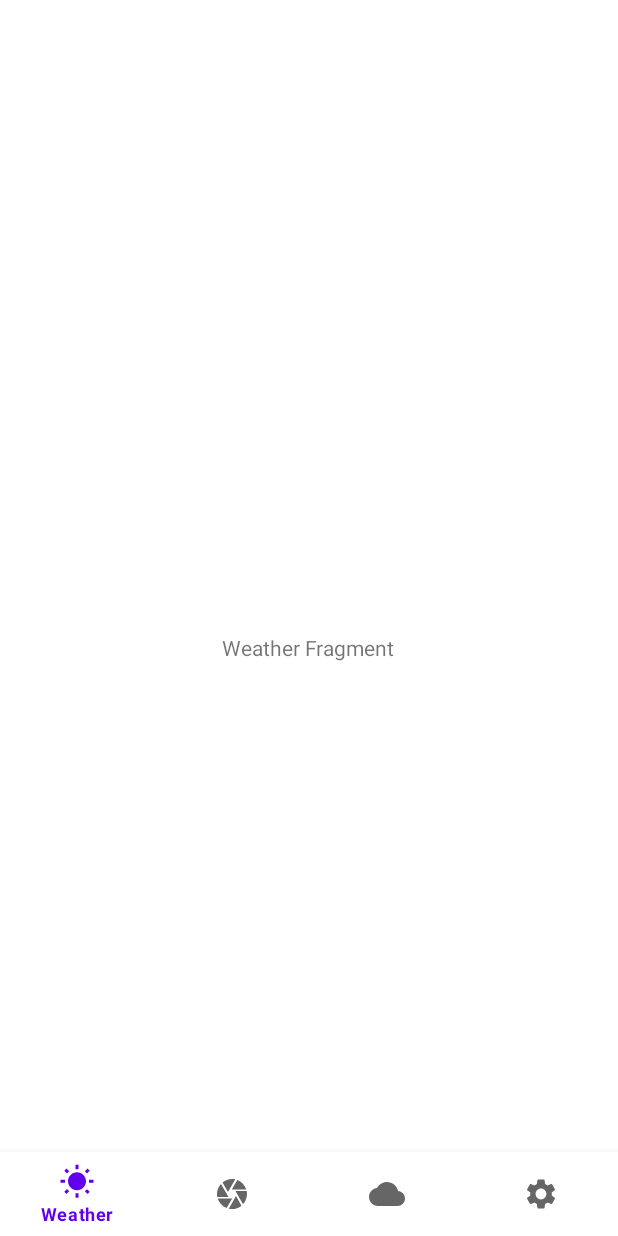
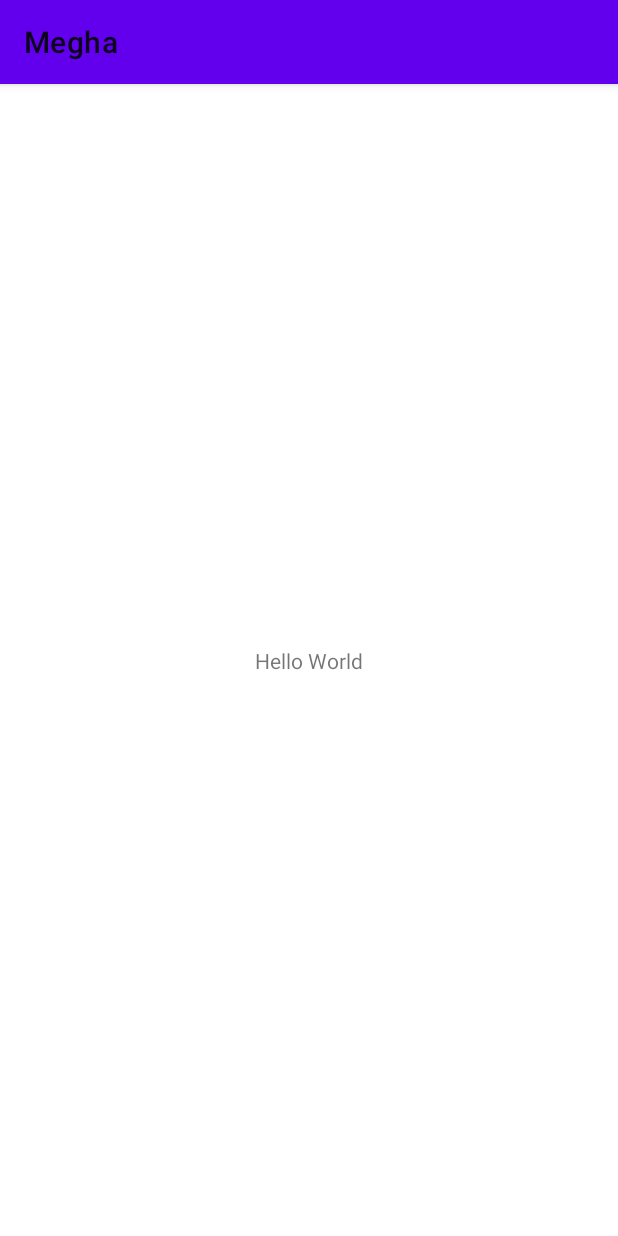
Before and after one commit to MeghaApps/Android-App, an Android app: the screen it shows after launch (MainActivity), on a phone screen of 412 x 824 dp. Run offline under Robolectric (Android 15) with nearby library versions, the phone set to English and light mode, and no system bars; our stand-ins replace navigation-ui.

Commit message:
Removed all unwanted files and added the essential ones

```diff
--- a/app/src/main/java/com/example/megha/MainActivity.kt
+++ b/app/src/main/java/com/example/megha/MainActivity.kt
@@ -14,10 +14,5 @@ class MainActivity : AppCompatActivity() {
 
         installSplashScreen()
         setContentView(R.layout.activity_main)
-
-        val bottomNavigationView = findViewById<BottomNavigationView>(R.id.bottom_nav_bar)
-        val navController = findNavController(R.id.fragment)
-
-        bottomNavigationView.setupWithNavController(navController)
     }
 }
--- a/app/src/main/java/com/example/megha/Weather.kt
+++ /dev/null
@@ -1,19 +0,0 @@
-package com.example.megha
-
-import android.os.Bundle
-import androidx.fragment.app.Fragment
-import android.view.LayoutInflater
-import android.view.View
-import android.view.ViewGroup
-
-class Weather : Fragment() {
-
-    override fun onCreateView(
-        inflater: LayoutInflater, container: ViewGroup?,
-        savedInstanceState: Bundle?
-    ): View? {
-        // Inflate the layout for this fragment
-        return inflater.inflate(R.layout.fragment_weather, container, false)
-    }
-
-}
--- a/app/src/main/res/drawable/ic_baseline_camera_24.xml
+++ /dev/null
@@ -1,10 +0,0 @@
-<vector xmlns:android="http://schemas.android.com/apk/res/android"
-    android:width="24dp"
-    android:height="24dp"
-    android:viewportWidth="24"
-    android:viewportHeight="24"
-    android:tint="?attr/colorControlNormal">
-  <path
-      android:fillColor="@android:color/white"
-      android:pathData="M9.4,10.5l4.77,-8.26C13.47,2.09 12.75,2 12,2c-2.4,0 -4.6,0.85 -6.32,2.25l3.66,6.35 0.06,-0.1zM21.54,9c-0.92,-2.92 -3.15,-5.26 -6,-6.34L11.88,9h9.66zM21.8,10h-7.49l0.29,0.5 4.76,8.25C21,16.97 22,14.61 22,12c0,-0.69 -0.07,-1.35 -0.2,-2zM8.54,12l-3.9,-6.75C3.01,7.03 2,9.39 2,12c0,0.69 0.07,1.35 0.2,2h7.49l-1.15,-2zM2.46,15c0.92,2.92 3.15,5.26 6,6.34L12.12,15L2.46,15zM13.73,15l-3.9,6.76c0.7,0.15 1.42,0.24 2.17,0.24 2.4,0 4.6,-0.85 6.32,-2.25l-3.66,-6.35 -0.93,1.6z"/>
-</vector>
--- a/app/src/main/res/drawable/ic_baseline_cloud_24.xml
+++ /dev/null
@@ -1,10 +0,0 @@
-<vector xmlns:android="http://schemas.android.com/apk/res/android"
-    android:width="24dp"
-    android:height="24dp"
-    android:viewportWidth="24"
-    android:viewportHeight="24"
-    android:tint="?attr/colorControlNormal">
-  <path
-      android:fillColor="@android:color/white"
-      android:pathData="M19.35,10.04C18.67,6.59 15.64,4 12,4 9.11,4 6.6,5.64 5.35,8.04 2.34,8.36 0,10.91 0,14c0,3.31 2.69,6 6,6h13c2.76,0 5,-2.24 5,-5 0,-2.64 -2.05,-4.78 -4.65,-4.96z"/>
-</vector>
--- a/app/src/main/res/drawable/ic_baseline_settings_24.xml
+++ /dev/null
@@ -1,10 +0,0 @@
-<vector xmlns:android="http://schemas.android.com/apk/res/android"
-    android:width="24dp"
-    android:height="24dp"
-    android:viewportWidth="24"
-    android:viewportHeight="24"
-    android:tint="?attr/colorControlNormal">
-  <path
-      android:fillColor="@android:color/white"
-      android:pathData="M19.14,12.94c0.04,-0.3 0.06,-0.61 0.06,-0.94c0,-0.32 -0.02,-0.64 -0.07,-0.94l2.03,-1.58c0.18,-0.14 0.23,-0.41 0.12,-0.61l-1.92,-3.32c-0.12,-0.22 -0.37,-0.29 -0.59,-0.22l-2.39,0.96c-0.5,-0.38 -1.03,-0.7 -1.62,-0.94L14.4,2.81c-0.04,-0.24 -0.24,-0.41 -0.48,-0.41h-3.84c-0.24,0 -0.43,0.17 -0.47,0.41L9.25,5.35C8.66,5.59 8.12,5.92 7.63,6.29L5.24,5.33c-0.22,-0.08 -0.47,0 -0.59,0.22L2.74,8.87C2.62,9.08 2.66,9.34 2.86,9.48l2.03,1.58C4.84,11.36 4.8,11.69 4.8,12s0.02,0.64 0.07,0.94l-2.03,1.58c-0.18,0.14 -0.23,0.41 -0.12,0.61l1.92,3.32c0.12,0.22 0.37,0.29 0.59,0.22l2.39,-0.96c0.5,0.38 1.03,0.7 1.62,0.94l0.36,2.54c0.05,0.24 0.24,0.41 0.48,0.41h3.84c0.24,0 0.44,-0.17 0.47,-0.41l0.36,-2.54c0.59,-0.24 1.13,-0.56 1.62,-0.94l2.39,0.96c0.22,0.08 0.47,0 0.59,-0.22l1.92,-3.32c0.12,-0.22 0.07,-0.47 -0.12,-0.61L19.14,12.94zM12,15.6c-1.98,0 -3.6,-1.62 -3.6,-3.6s1.62,-3.6 3.6,-3.6s3.6,1.62 3.6,3.6S13.98,15.6 12,15.6z"/>
-</vector>
--- a/app/src/main/res/drawable/weather_icon.xml
+++ /dev/null
@@ -1,10 +0,0 @@
-<vector xmlns:android="http://schemas.android.com/apk/res/android"
-    android:width="24dp"
-    android:height="24dp"
-    android:viewportWidth="24"
-    android:viewportHeight="24"
-    android:tint="?attr/colorControlNormal">
-  <path
-      android:fillColor="@android:color/white"
-      android:pathData="M6.76,4.84l-1.8,-1.79 -1.41,1.41 1.79,1.79 1.42,-1.41zM4,10.5L1,10.5v2h3v-2zM13,0.55h-2L11,3.5h2L13,0.55zM20.45,4.46l-1.41,-1.41 -1.79,1.79 1.41,1.41 1.79,-1.79zM17.24,18.16l1.79,1.8 1.41,-1.41 -1.8,-1.79 -1.4,1.4zM20,10.5v2h3v-2h-3zM12,5.5c-3.31,0 -6,2.69 -6,6s2.69,6 6,6 6,-2.69 6,-6 -2.69,-6 -6,-6zM11,22.45h2L13,19.5h-2v2.95zM3.55,18.54l1.41,1.41 1.79,-1.8 -1.41,-1.41 -1.79,1.8z"/>
-</vector>
--- a/app/src/main/res/layout/activity_main.xml
+++ b/app/src/main/res/layout/activity_main.xml
@@ -6,26 +6,13 @@
     android:layout_height="match_parent"
     tools:context=".MainActivity">
 
-    <com.google.android.material.bottomnavigation.BottomNavigationView
-        android:id="@+id/bottom_nav_bar"
-        android:layout_width="match_parent"
+    <TextView
+        android:layout_width="wrap_content"
         android:layout_height="wrap_content"
+        android:text="Hello World"
         app:layout_constraintBottom_toBottomOf="parent"
         app:layout_constraintEnd_toEndOf="parent"
         app:layout_constraintStart_toStartOf="parent"
-        app:menu="@menu/bottom_nav_bar_menu" />
-
-    <fragment
-        android:id="@+id/fragment"
-        android:name="androidx.navigation.fragment.NavHostFragment"
-        android:layout_width="409dp"
-        android:layout_height="673dp"
-        app:defaultNavHost="true"
-        app:layout_constraintBottom_toTopOf="@+id/bottom_nav_bar"
-        app:layout_constraintEnd_toEndOf="parent"
-        app:layout_constraintStart_toStartOf="parent"
-        app:layout_constraintTop_toTopOf="parent"
-        app:layout_constraintVertical_bias="1.0"
-        app:navGraph="@navigation/bottom_nav_resource" />
+        app:layout_constraintTop_toTopOf="parent" />
 
 </androidx.constraintlayout.widget.ConstraintLayout>
--- a/app/src/main/res/layout/fragment_weather.xml
+++ /dev/null
@@ -1,19 +0,0 @@
-<?xml version="1.0" encoding="utf-8"?>
-<androidx.constraintlayout.widget.ConstraintLayout xmlns:android="http://schemas.android.com/apk/res/android"
-    xmlns:app="http://schemas.android.com/apk/res-auto"
-    xmlns:tools="http://schemas.android.com/tools"
-    android:layout_width="match_parent"
-    android:layout_height="match_parent"
-    tools:context=".Weather">
-
-    <TextView
-        android:layout_width="wrap_content"
-        android:layout_height="wrap_content"
-        android:text="@string/weather_fragment"
-        app:layout_constraintBottom_toBottomOf="parent"
-        app:layout_constraintEnd_toEndOf="parent"
-        app:layout_constraintHorizontal_bias="0.498"
-        app:layout_constraintStart_toStartOf="parent"
-        app:layout_constraintTop_toTopOf="parent" />
-
-</androidx.constraintlayout.widget.ConstraintLayout>
--- a/app/src/main/res/menu/bottom_nav_bar_menu.xml
+++ /dev/null
@@ -1,21 +0,0 @@
-<?xml version="1.0" encoding="utf-8"?>
-<menu xmlns:app="http://schemas.android.com/apk/res-auto"
-    xmlns:android="http://schemas.android.com/apk/res/android">
-
-    <item
-        android:id="@id/weather"
-        android:icon="@drawable/weather_icon"
-        android:title="@string/weather" />
-    <item
-        android:id="@id/camera"
-        android:icon="@drawable/ic_baseline_camera_24"
-        android:title="@string/camera" />
-    <item
-        android:id="@id/clouds"
-        android:icon="@drawable/ic_baseline_cloud_24"
-        android:title="@string/clouds" />
-    <item
-        android:id="@id/settings"
-        android:icon="@drawable/ic_baseline_settings_24"
-        android:title="@string/settings" />
-</menu>
--- a/app/src/main/res/navigation/bottom_nav_resource.xml
+++ /dev/null
@@ -1,27 +0,0 @@
-<?xml version="1.0" encoding="utf-8"?>
-<navigation xmlns:android="http://schemas.android.com/apk/res/android"
-    xmlns:app="http://schemas.android.com/apk/res-auto"
-    xmlns:tools="http://schemas.android.com/tools"
-    android:id="@+id/bottom_nav_resource"
-    app:startDestination="@id/weather">
-    <fragment
-        android:id="@+id/weather"
-        android:name="com.example.megha.Weather"
-        android:label="fragment_weather"
-        tools:layout="@layout/fragment_weather" />
-    <fragment
-        android:id="@+id/camera"
-        android:name="com.example.megha.Camera"
-        android:label="fragment_camera"
-        tools:layout="@layout/fragment_camera" />
-    <fragment
-        android:id="@+id/clouds"
-        android:name="com.example.megha.Clouds"
-        android:label="fragment_clouds"
-        tools:layout="@layout/fragment_clouds" />
-    <fragment
-        android:id="@+id/settings"
-        android:name="com.example.megha.Settings"
-        android:label="fragment_settings"
-        tools:layout="@layout/fragment_settings" />
-</navigation>
--- a/app/src/main/res/values-night/themes.xml
+++ b/app/src/main/res/values-night/themes.xml
@@ -8,7 +8,7 @@
         <item name="postSplashScreenTheme">@style/Theme.Megha</item>
     </style>
 
-    <style name="Theme.Megha" parent="Theme.MaterialComponents.Light.NoActionBar">
+    <style name="Theme.Megha" parent="Theme.MaterialComponents.Light">
         <!-- Primary brand color. -->
         <item name="colorPrimary">@color/purple_200</item>
         <item name="colorPrimaryVariant">@color/purple_700</item>
--- a/app/src/main/res/values/themes.xml
+++ b/app/src/main/res/values/themes.xml
@@ -8,7 +8,7 @@
         <item name="postSplashScreenTheme">@style/Theme.Megha</item>
     </style>
 
-    <style name="Theme.Megha" parent="Theme.MaterialComponents.Light.NoActionBar">
+    <style name="Theme.Megha" parent="Theme.MaterialComponents.Light">
         <!-- Primary brand color. -->
         <item name="colorPrimary">@color/purple_500</item>
         <item name="colorPrimaryVariant">@color/purple_700</item>
```
Also changed, not shown: app/src/main/AndroidManifest.xml (+8 -1 lines), app/src/main/java/com/example/megha/Camera.kt (+6 -15 lines), app/src/main/java/com/example/megha/Clouds.kt (+6 -13 lines), app/src/main/java/com/example/megha/Settings.kt (deleted, +0 -19 lines), app/src/main/res/layout/activity_camera.xml (renamed from app/src/main/res/layout/fragment_camera.xml, +0 -10 lines), app/src/main/res/layout/activity_clouds.xml (renamed from app/src/main/res/layout/fragment_clouds.xml, +0 -10 lines), app/src/main/res/layout/fragment_settings.xml (deleted, +0 -19 lines).
